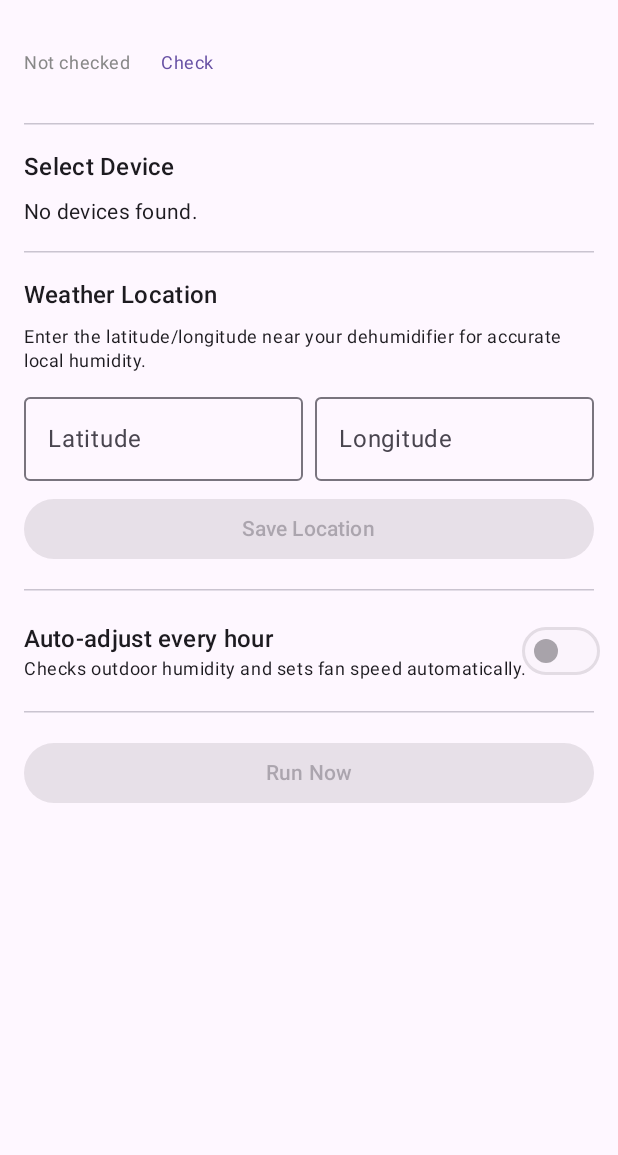
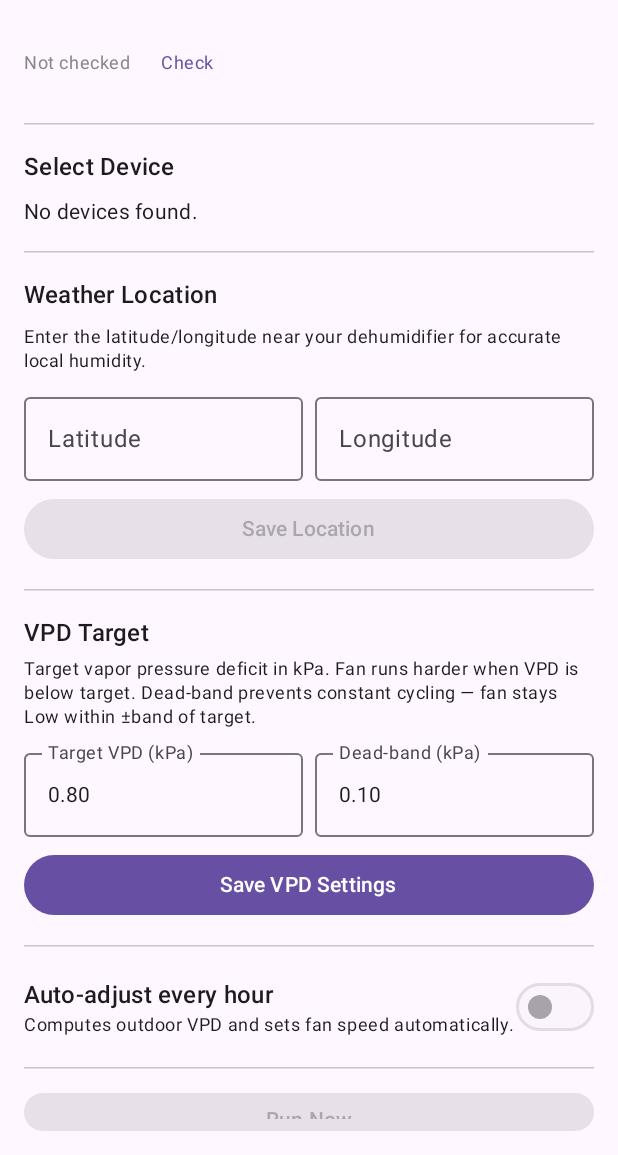
Before and after one commit to Nildyanna/DavesGovee, an Android app built with Jetpack Compose: the composable MainScreen shown on its own in the app's theme, on a phone screen of 412 x 824 dp, the part 81-1236 px from its top. Run offline under Robolectric (Android 15) with nearby library versions, the phone set to English and light mode, and no system bars.

Commit message:
Switch fan speed control from humidity to VPD
- computeVpd(tempC, rh) calculates kPa using the standard SVP formula
- vpdToFanSpeed(current, target, band) drives fan based on how far VPD
  is below the target: HIGH if >0.3 kPa below, MEDIUM if within band,
  LOW otherwise (prevents cycling when already at or above target)
- Dave can set target VPD and dead-band in the app; defaults 0.8 kPa / ±0.1
- PreferencesRepository persists both values across restarts
- AutomationWorker reads both prefs and computes live VPD from weather data

Co-Authored-By: Claude <noreply@anthropic.com>

```diff
--- a/app/src/main/java/com/dehumidifier/MainActivity.kt
+++ b/app/src/main/java/com/dehumidifier/MainActivity.kt
@@ -41,6 +41,7 @@ class MainActivity : ComponentActivity() {
                             state = state,
                             onSelectDevice = vm::selectDevice,
                             onSaveLocation = vm::saveLocation,
+                            onSaveVpdSettings = vm::saveVpdSettings,
                             onToggleAutomation = vm::setAutomation,
                             onDispatch = vm::dispatch,
                             onLogout = vm::logout,
--- a/app/src/main/java/com/dehumidifier/ui/MainScreen.kt
+++ b/app/src/main/java/com/dehumidifier/ui/MainScreen.kt
@@ -42,6 +42,7 @@ fun MainScreen(
     state: UiState,
     onSelectDevice: (GoveeDevice) -> Unit,
     onSaveLocation: (lat: Double, lon: Double) -> Unit,
+    onSaveVpdSettings: (targetVpd: Double, band: Double) -> Unit,
     onToggleAutomation: (Boolean) -> Unit,
     onDispatch: () -> Unit,
     onLogout: () -> Unit,
@@ -50,6 +51,8 @@ fun MainScreen(
 ) {
     var latText by remember { mutableStateOf("") }
     var lonText by remember { mutableStateOf("") }
+    var targetVpdText by remember(state.targetVpd) { mutableStateOf("%.2f".format(state.targetVpd)) }
+    var vpdBandText by remember(state.vpdBand) { mutableStateOf("%.2f".format(state.vpdBand)) }
 
     Column(
         modifier = Modifier
@@ -144,6 +147,48 @@ fun MainScreen(
         HorizontalDivider()
         Spacer(Modifier.height(16.dp))
 
+        Text("VPD Target", style = MaterialTheme.typography.titleMedium)
+        Spacer(Modifier.height(4.dp))
+        Text(
+            "Target vapor pressure deficit in kPa. Fan runs harder when VPD is below target. " +
+            "Dead-band prevents constant cycling — fan stays Low within ±band of target.",
+            style = MaterialTheme.typography.bodySmall,
+        )
+        Spacer(Modifier.height(8.dp))
+        Row(horizontalArrangement = Arrangement.spacedBy(8.dp)) {
+            OutlinedTextField(
+                value = targetVpdText,
+                onValueChange = { targetVpdText = it },
+                label = { Text("Target VPD (kPa)") },
+                singleLine = true,
+                keyboardOptions = KeyboardOptions(keyboardType = KeyboardType.Decimal),
+                modifier = Modifier.weight(1f),
+            )
+            OutlinedTextField(
+                value = vpdBandText,
+                onValueChange = { vpdBandText = it },
+                label = { Text("Dead-band (kPa)") },
+                singleLine = true,
+                keyboardOptions = KeyboardOptions(keyboardType = KeyboardType.Decimal),
+                modifier = Modifier.weight(1f),
+            )
+        }
+        Spacer(Modifier.height(8.dp))
+        Button(
+            onClick = {
+                val t = targetVpdText.toDoubleOrNull()
+                val b = vpdBandText.toDoubleOrNull()
+                if (t != null && b != null && t > 0 && b >= 0) onSaveVpdSettings(t, b)
+            },
+            enabled = targetVpdText.toDoubleOrNull()?.let { it > 0 } == true &&
+                      vpdBandText.toDoubleOrNull()?.let { it >= 0 } == true,
+            modifier = Modifier.fillMaxWidth(),
+        ) { Text("Save VPD Settings") }
+
+        Spacer(Modifier.height(16.dp))
+        HorizontalDivider()
+        Spacer(Modifier.height(16.dp))
+
         Row(
             modifier = Modifier.fillMaxWidth(),
             horizontalArrangement = Arrangement.SpaceBetween,
@@ -152,7 +197,7 @@ fun MainScreen(
             Column {
                 Text("Auto-adjust every hour", style = MaterialTheme.typography.titleMedium)
                 Text(
-                    "Checks outdoor humidity and sets fan speed automatically.",
+                    "Computes outdoor VPD and sets fan speed automatically.",
                     style = MaterialTheme.typography.bodySmall,
                 )
             }
--- a/app/src/main/java/com/dehumidifier/viewmodel/MainViewModel.kt
+++ b/app/src/main/java/com/dehumidifier/viewmodel/MainViewModel.kt
@@ -37,6 +37,8 @@ data class UiState(
     val updateAvailable: ReleaseInfo? = null,
     val isDownloadingUpdate: Boolean = false,
     val updateProgress: Int = 0,
+    val targetVpd: Double = 0.8,
+    val vpdBand: Double = 0.1,
 )
 
 class MainViewModel(
@@ -57,8 +59,18 @@ class MainViewModel(
                 _state.update { it.copy(isLoggedIn = token != null) }
             }
         }
+        viewModelScope.launch {
+            prefs.targetVpd.collect { v -> _state.update { it.copy(targetVpd = v) } }
+        }
+        viewModelScope.launch {
+            prefs.vpdBand.collect { b -> _state.update { it.copy(vpdBand = b) } }
+        }
         checkConnection()
         checkForUpdate()
+    }
+
+    fun saveVpdSettings(targetVpd: Double, band: Double) {
+        viewModelScope.launch { prefs.saveVpdSettings(targetVpd, band) }
     }
 
     fun checkConnection() {
```
Also changed, not shown: app/src/main/java/com/dehumidifier/data/GoveeRepository.kt (+28 -6 lines), app/src/main/java/com/dehumidifier/data/PreferencesRepository.kt (+12 -0 lines), app/src/main/java/com/dehumidifier/worker/AutomationWorker.kt (+6 -3 lines).
